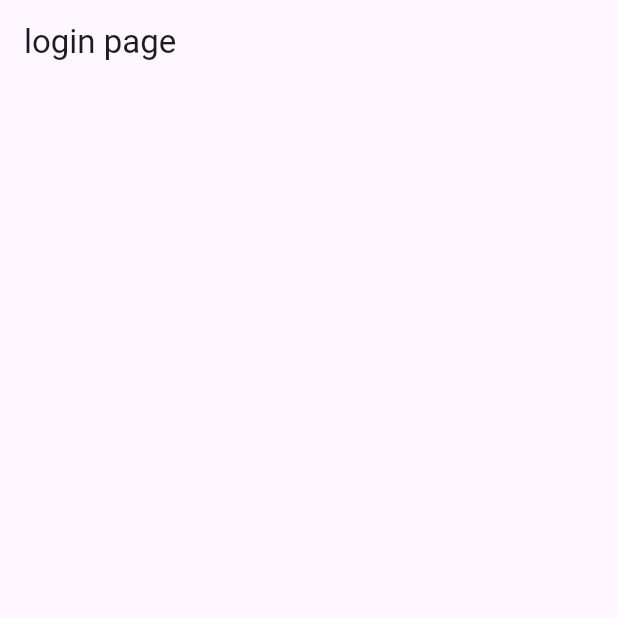
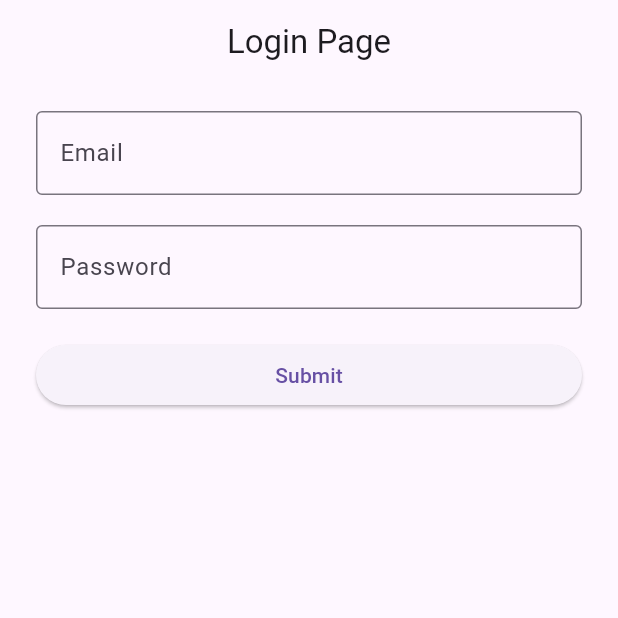
Before and after one commit to Pemrograman-IF-22/Tugas1-LoginPage-22421014-TomiRiansya, a Flutter app: the screen it shows after launch, on a phone screen of 412 x 824 dp, the top half of it. Run offline on Flutter 3.47's test engine with Material 3 defaults, Android fonts, the phone set to English and light mode, and no system bars.

Commit message:
membuat dashboard

```diff
--- /dev/null
+++ b/lib/dashboard_page.dart
@@ -0,0 +1,25 @@
+import 'package:flutter/material.dart';
+
+class DashboardPage extends StatelessWidget {
+  final String email;
+  final String password;
+
+  const DashboardPage({
+    super.key,
+    required this.email,
+    required this.password
+  });
+
+  @override
+  Widget build(BuildContext context) {
+    return Scaffold(
+      appBar: AppBar(
+        title: Text('Dashboard'),
+        centerTitle: true,
+      ),
+      body: Center(
+        child: Text('Halo, : $email'),
+      ),
+    )
+  }
+}
--- /dev/null
+++ b/lib/login_page.dart
@@ -0,0 +1,103 @@
+import 'package:flutter/material.dart';
+import 'package:login/dashboard_page.dart';
+
+class LoginPage extends StatefulWidget {
+  const LoginPage({super.key});
+
+  @override
+  State<LoginPage> createState() => _LoginPageState();
+}
+
+class _LoginPageState extends State<LoginPage> {
+  final _formkey = GlobalKey<FormState>();
+  TextEditingController emailcontroller = TextEditingController();
+  TextEditingController passwordcontroller = TextEditingController();
+  @override
+  Widget build(BuildContext context) {
+    return Scaffold(
+        appBar: AppBar(
+          title: Text('Login Page'),
+          centerTitle: true,
+        ),
+        body: Form(
+          key: _formkey,
+          child: Padding(
+            padding: EdgeInsets.symmetric(
+              horizontal: 16.0,
+              vertical: 8.0,
+            ),
+            child: Column(
+              children: [
+                Padding(
+                  padding: EdgeInsets.symmetric(
+                    horizontal: 8.0,
+                    vertical: 10.0
+                  ),
+                  child: TextFormField(
+                    controller: emailcontroller,
+                    decoration: InputDecoration(
+                      label: Text('Email'),
+                      border: OutlineInputBorder(),
+                    ),
+                    validator: (value) {
+                      if (value == null || value.isEmpty){
+                        return 'Masukkan Email Anda';
+                      }
+                        return null;
+                    },
+                  ),
+                ),
+                Padding(
+                  padding: EdgeInsets.symmetric(
+                    horizontal: 8.0,
+                    vertical: 10.0
+                  ),
+                  child: TextFormField(
+                    controller: passwordcontroller,
+                    decoration: InputDecoration(
+                      label: Text('Password'),
+                      border: OutlineInputBorder(),
+                    ),
+                    validator: (value) {
+                      if (value == null || value.isEmpty){
+                        return 'Masukkan Password Anda';
+                      }
+                        return null;
+                    },
+                  ),
+                ),
+                Padding(
+                  padding: EdgeInsets.symmetric(horizontal: 8.0, vertical: 10.0),
+                  child: SizedBox(
+                    width: double.infinity,
+                    child: ElevatedButton(
+                      onPressed: () {
+                      debugPrint('Email: ${emailcontroller}');
+                      debugPrint('Password: ${passwordcontroller}');
+
+                      if (_formkey.currentState!.validate()) {
+                        Navigator.push(context, MaterialPageRoute(
+                          builder: (context) => DashboardPage(
+                            email: emailcontroller.text,
+                            password: passwordcontroller.text
+                            )
+                        ));
+                      } else {
+                        ScaffoldMessenger.of(context).showSnackBar(
+                          SnackBar(
+                            content: Text('Silahkan Lengkapi Form'),
+                          ),
+                        );
+                      }
+                  },
+                  child: Text('Submit'),
+                    ),
+                  ),
+                )
+              ],
+            ),
+          )
+          )
+      );
+  }
+}
--- a/lib/main.dart
+++ b/lib/main.dart
@@ -1,126 +1,6 @@
-// import 'package:flutter/material.dart';
 
-// void main() {
-//   runApp(const MyApp());
-// }
-
-// class MyApp extends StatelessWidget {
-//   const MyApp({super.key});
-
-//   // This widget is the root of your application.
-//   @override
-//   Widget build(BuildContext context) {
-//     return MaterialApp(
-//       title: 'Flutter Demo',
-//       theme: ThemeData(
-//         // This is the theme of your application.
-//         //
-//         // TRY THIS: Try running your application with "flutter run". You'll see
-//         // the application has a purple toolbar. Then, without quitting the app,
-//         // try changing the seedColor in the colorScheme below to Colors.green
-//         // and then invoke "hot reload" (save your changes or press the "hot
-//         // reload" button in a Flutter-supported IDE, or press "r" if you used
-//         // the command line to start the app).
-//         //
-//         // Notice that the counter didn't reset back to zero; the application
-//         // state is not lost during the reload. To reset the state, use hot
-//         // restart instead.
-//         //
-//         // This works for code too, not just values: Most code changes can be
-//         // tested with just a hot reload.
-//         colorScheme: ColorScheme.fromSeed(seedColor: Colors.deepPurple),
-//       ),
-//       home: const MyHomePage(title: 'Flutter Demo Home tomo_project'),
-//     );
-//   }
-// }
-
-// class MyHomePage extends StatefulWidget {
-//   const MyHomePage({super.key, required this.title});
-
-//   // This widget is the home page of your application. It is stateful, meaning
-//   // that it has a State object (defined below) that contains fields that affect
-//   // how it looks.
-
-//   // This class is the configuration for the state. It holds the values (in this
-//   // case the title) provided by the parent (in this case the App widget) and
-//   // used by the build method of the State. Fields in a Widget subclass are
-//   // always marked "final".
-
-//   final String title;
-
-//   @override
-//   State<MyHomePage> createState() => _MyHomePageState();
-// }
-
-// class _MyHomePageState extends State<MyHomePage> {
-//   int _counter = 0;
-
-//   void _incrementCounter() {
-//     setState(() {
-//       // This call to setState tells the Flutter framework that something has
-//       // changed in this State, which causes it to rerun the build method below
-//       // so that the display can reflect the updated values. If we changed
-//       // _counter without calling setState(), then the build method would not be
-//       // called again, and so nothing would appear to happen.
-//       _counter++;
-//     });
-//   }
-
-//   @override
-//   Widget build(BuildContext context) {
-//     // This method is rerun every time setState is called, for instance as done
-//     // by the _incrementCounter method above.
-//     //
-//     // The Flutter framework has been optimized to make rerunning build methods
-//     // fast, so that you can just rebuild anything that needs updating rather
-//     // than having to individually change instances of widgets.
-//     return Scaffold(
-//       appBar: AppBar(
-//         // TRY THIS: Try changing the color here to a specific color (to
-//         // Colors.amber, perhaps?) and trigger a hot reload to see the AppBar
-//         // change color while the other colors stay the same.
-//         backgroundColor: Theme.of(context).colorScheme.inversePrimary,
-//         // Here we take the value from the MyHomePage object that was created by
-//         // the App.build method, and use it to set our appbar title.
-//         title: Text(widget.title),
-//       ),
-//       body: Center(
-//         // Center is a layout widget. It takes a single child and positions it
-//         // in the middle of the parent.
-//         child: Column(
-//           // Column is also a layout widget. It takes a list of children and
-//           // arranges them vertically. By default, it sizes itself to fit its
-//           // children horizontally, and tries to be as tall as its parent.
-//           //
-//           // Column has various properties to control how it sizes itself and
-//           // how it positions its children. Here we use mainAxisAlignment to
-//           // center the children vertically; the main axis here is the vertical
-//           // axis because Columns are vertical (the cross axis would be
-//           // horizontal).
-//           //
-//           // TRY THIS: Invoke "debug painting" (choose the "Toggle Debug Paint"
-//           // action in the IDE, or press "p" in the console), to see the
-//           // wireframe for each widget.
-//           mainAxisAlignment: MainAxisAlignment.center,
-//           children: <Widget>[
-//             const Text('You have pushed the button this many times:'),
-//             Text(
-//               '$_counter',
-//               style: Theme.of(context).textTheme.headlineMedium,
-//             ),
-//           ],
-//         ),
-//       ),
-//       floatingActionButton: FloatingActionButton(
-//         onPressed: _incrementCounter,
-//         tooltip: 'Increment',
-//         child: const Icon(Icons.add),
-//       ), // This trailing comma makes auto-formatting nicer for build methods.
-//     );
-//   }
-// }
 import 'package:flutter/material.dart';
+import 'package:login/login_page.dart';
 
 void main() {
   runApp(MyApp());
@@ -132,11 +12,7 @@ class MyApp extends StatelessWidget {
   Widget build(BuildContext context) {
     return MaterialApp(
       title: 'login page',
-      home: Scaffold(
-        appBar: AppBar(
-          title: Text('login page'),
-        ),
-      )
+      home: LoginPage()
     );
   }
 }
```
